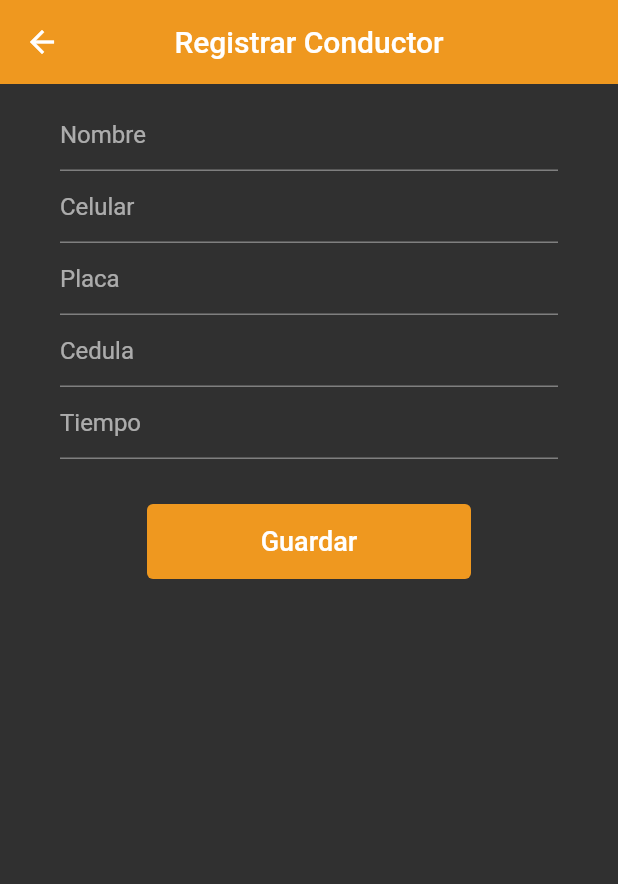
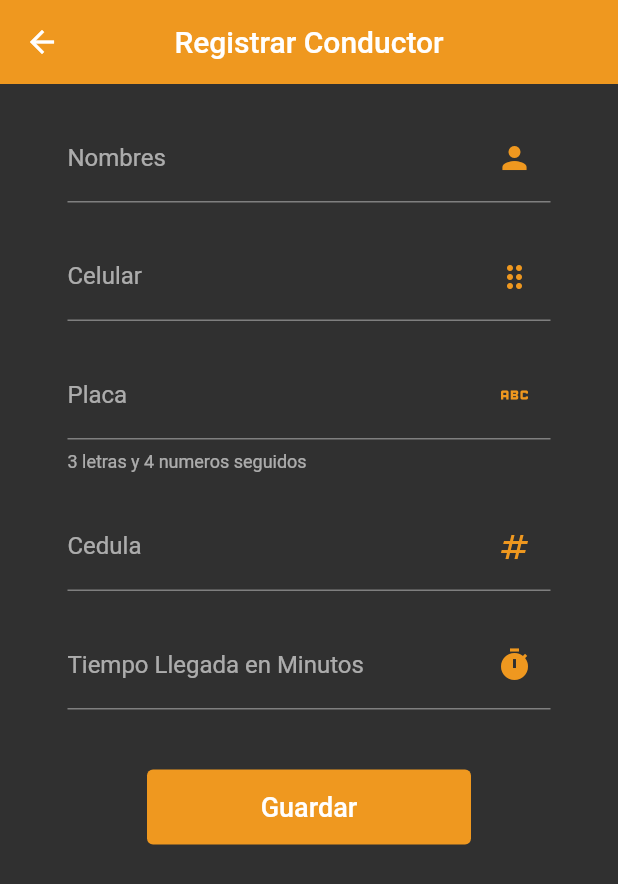
Before and after one commit to Anthonny222/appTaxi, a Flutter app: the SolicitarScreen screen opened by its route, on a phone screen of 412 x 824 dp. Shown: the top 884 px of the screen. Run offline on Flutter 3.47's test engine with Material 2 defaults, Android fonts, the phone set to English and light mode, and no system bars.

Commit message:
App Finalizada

```diff
--- a/lib/screens/solicitar.dart
+++ b/lib/screens/solicitar.dart
@@ -2,6 +2,7 @@ import 'dart:convert';
 
 import 'package:api_app_firebase/models/conductores.dart';
 import 'package:api_app_firebase/theme/app_theme.dart';
+import 'package:api_app_firebase/widgets/custom_input_field.dart';
 
 import 'package:flutter/material.dart';
 
@@ -44,39 +45,40 @@ class _SolicitarScreenState extends State<SolicitarScreen> {
            padding: const EdgeInsets.symmetric(horizontal: 40, vertical: 10),
            child: Column(
             children: [
-              TextField(
+              CustomInputField(
+                controller: nombres,
                 keyboardType: TextInputType.name,
-                controller: nombres,
-                decoration: const InputDecoration(
-                  hintText: 'Nombre'
-                ),
+                hintText: 'Nombres',
+                labelText: 'Nombres',
+                suffixIcon: Icons.person,
               ),
-              TextField(
-                keyboardType: TextInputType.phone,
+              CustomInputField(
                 controller: celular,
-                decoration: const InputDecoration(
-                  hintText: 'Celular'
-                ),
+                keyboardType: TextInputType.number,
+                hintText: 'Celular',
+                labelText: 'Celular',
+                suffixIcon: Icons.drag_indicator_sharp,
               ),
-              TextField(
+              CustomInputField(
                 controller: placa,
-                decoration: const InputDecoration(
-                  hintText: 'Placa'
-                ),
+                hintText: 'Placa',
+                labelText: 'Placa',
+                helperText: '3 letras y 4 numeros seguidos',
+                suffixIcon: Icons.abc,
               ),
-              TextField(
+              CustomInputField(
+                controller: cedula,
                 keyboardType: TextInputType.number,
-                controller: cedula,
-                decoration: const InputDecoration(
-                  hintText: 'Cedula '
-                ),
+                hintText: 'Cedula',
+                labelText: 'Cedula',
+                suffixIcon: Icons.numbers,
               ),
-              TextField(
+              CustomInputField(
+                controller: tiempo,
                 keyboardType: TextInputType.number,
-                controller: tiempo,
-                decoration: const InputDecoration(
-                  hintText: 'Tiempo '
-                ),
+                hintText: 'Tiempo Llegada en Minutos',
+                labelText: 'Tiempo Llegada en Minutos',
+                suffixIcon: Icons.timer,
               ),
               const SizedBox(height: 30),
               TextButton(
@@ -110,15 +112,9 @@ class _SolicitarScreenState extends State<SolicitarScreen> {
 
   void saveConductor() async {
 
-    print(nombres.text);
-    print(celular.text);
-    print(placa.text);
-    print(tiempo.text);
-    print(cedula.text);
 
     final user = { "nombres": nombres.text, "celular": celular.text, "placa": placa.text, "tiempo": tiempo.text, "cedula": cedula.text};
 
-    print(user);
 
     await http.post(url, body: user);
 
```
